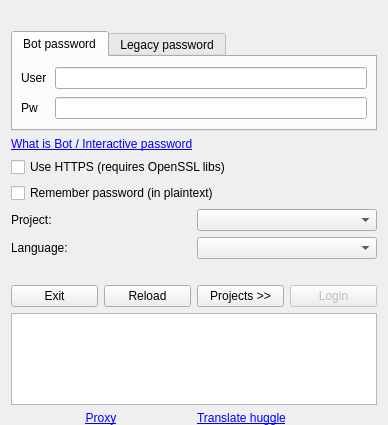
huggle/huggle3-qt-lx, file huggle/login.ui: the form before one commit.
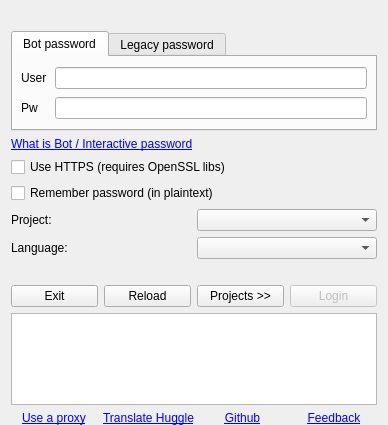
The form after the commit. Icons and pictures are not drawn.

Commit message: Adds some links under the login form

What changed in the file:
```diff
--- a/huggle/login.ui
+++ b/huggle/login.ui
@@ -359,7 +359,7 @@
      <item>
       <widget class="QLabel" name="label">
        <property name="text">
-        <string>&lt;a href=&quot;dummy&quot;&gt;Proxy&lt;/a&gt;</string>
+        <string>&lt;a href=&quot;dummy&quot;&gt;Use a proxy&lt;/a&gt;</string>
        </property>
        <property name="alignment">
         <set>Qt::AlignCenter</set>
@@ -369,7 +369,30 @@
      <item>
       <widget class="QLabel" name="labelTranslate">
        <property name="text">
-        <string notr="true">&lt;html&gt;&lt;head/&gt;&lt;body&gt;&lt;p&gt;&lt;a href=&quot;http://meta.wikimedia.org/wiki/Huggle/Localization&quot;&gt;&lt;span style=&quot; text-decoration: underline; color:#0000ff;&quot;&gt;Translate huggle&lt;/span&gt;&lt;/a&gt;&lt;/p&gt;&lt;/body&gt;&lt;/html&gt;</string>
+        <string notr="true">&lt;html&gt;&lt;head/&gt;&lt;body&gt;&lt;p&gt;&lt;a href=&quot;http://meta.wikimedia.org/wiki/Huggle/Localization&quot;&gt;&lt;span style=&quot; text-decoration: underline; color:#0000ff;&quot;&gt;Translate Huggle&lt;/span&gt;&lt;/a&gt;&lt;/p&gt;&lt;/body&gt;&lt;/html&gt;</string>
+       </property>
+        <property name="alignment">
+        <set>Qt::AlignCenter</set>
+       </property>
+      </widget>
+     </item>
+     <item>
+      <widget class="QLabel" name="labelGithub">
+       <property name="text">
+        <string notr="true">&lt;html&gt;&lt;head/&gt;&lt;body&gt;&lt;p&gt;&lt;a href=&quot;https://github.com/huggle/huggle3-qt-lx&quot;&gt;&lt;span style=&quot; text-decoration: underline; color:#0000ff;&quot;&gt;Github&lt;/span&gt;&lt;/a&gt;&lt;/p&gt;&lt;/body&gt;&lt;/html&gt;</string>
+       </property>
+        <property name="alignment">
+        <set>Qt::AlignCenter</set>
+       </property>
+      </widget>
+     </item>
+     <item>
+      <widget class="QLabel" name="labelFeedback">
+       <property name="text">
+        <string notr="true">&lt;html&gt;&lt;head/&gt;&lt;body&gt;&lt;p&gt;&lt;a href=&quot;https://en.wikipedia.org/wiki/Wikipedia:Huggle/Feedback&quot;&gt;&lt;span style=&quot; text-decoration: underline; color:#0000ff;&quot;&gt;Feedback&lt;/span&gt;&lt;/a&gt;&lt;/p&gt;&lt;/body&gt;&lt;/html&gt;</string>
+       </property>
+        <property name="alignment">
+        <set>Qt::AlignCenter</set>
        </property>
       </widget>
      </item>
```
The commit also changes 2 other files.
